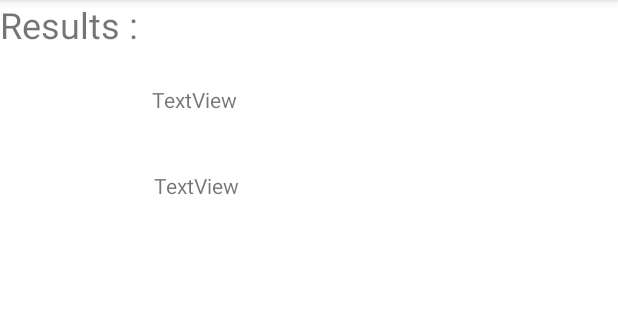
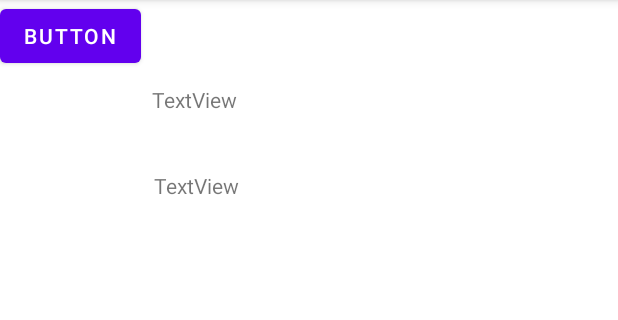
Before and after one commit to riikiti/Lesson3-BD, an Android app: the Result screen opened directly, with no data from a screen before it, on a phone screen of 412 x 824 dp, the part 84-404 px from its top. Run offline under Robolectric (Android 15) with nearby library versions, the phone set to English and light mode, and no system bars.

Commit message:
start bd

```diff
--- a/app/src/main/res/layout/activity_result.xml
+++ b/app/src/main/res/layout/activity_result.xml
@@ -41,4 +41,13 @@
         android:textSize="24sp"
         tools:layout_editor_absoluteX="13dp"
         tools:layout_editor_absoluteY="12dp" />
+
+    <Button
+        android:id="@+id/button2"
+        android:layout_width="wrap_content"
+        android:layout_height="wrap_content"
+        android:text="Button"
+        android:onClick="AllResults"
+        tools:layout_editor_absoluteX="83dp"
+        tools:layout_editor_absoluteY="232dp" />
 </androidx.constraintlayout.widget.ConstraintLayout>
```
Also changed, not shown: app/src/main/java/com/example/lesson2/Comp.java (+20 -8 lines), app/src/main/java/com/example/lesson2/MainActivity.java (+32 -10 lines), app/src/main/java/com/example/lesson2/Result.java (+9 -1 lines).
